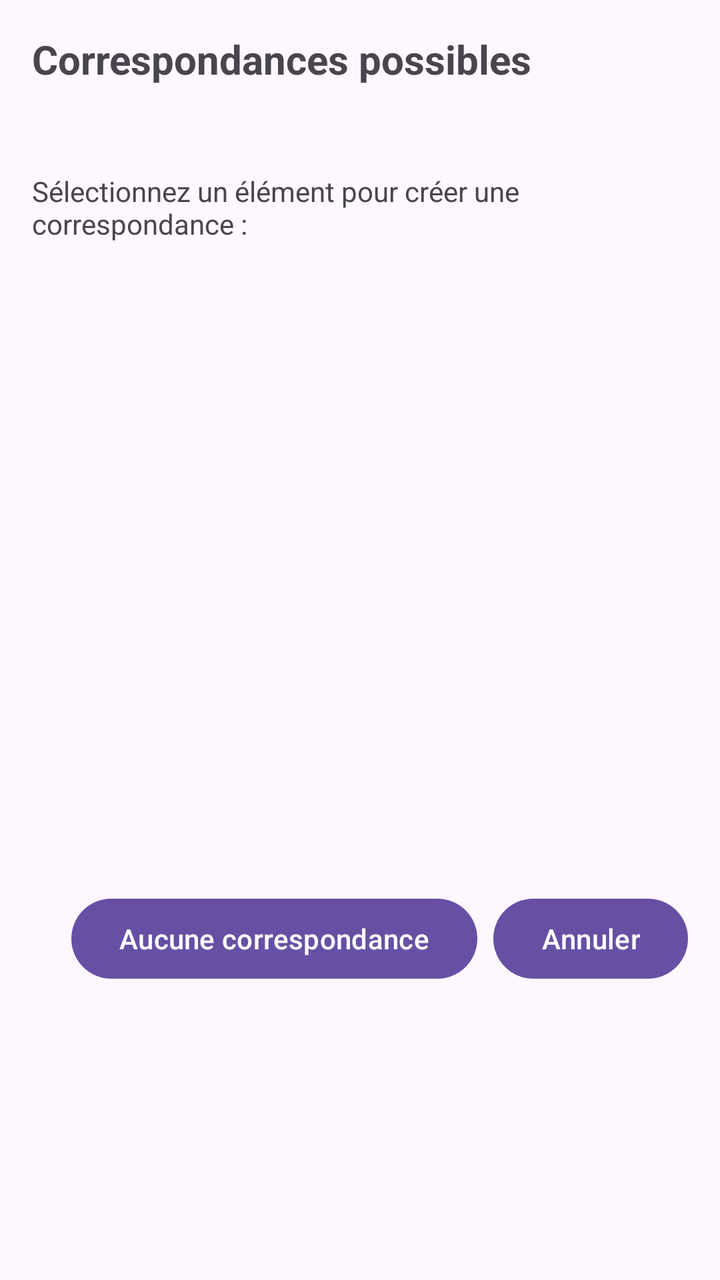
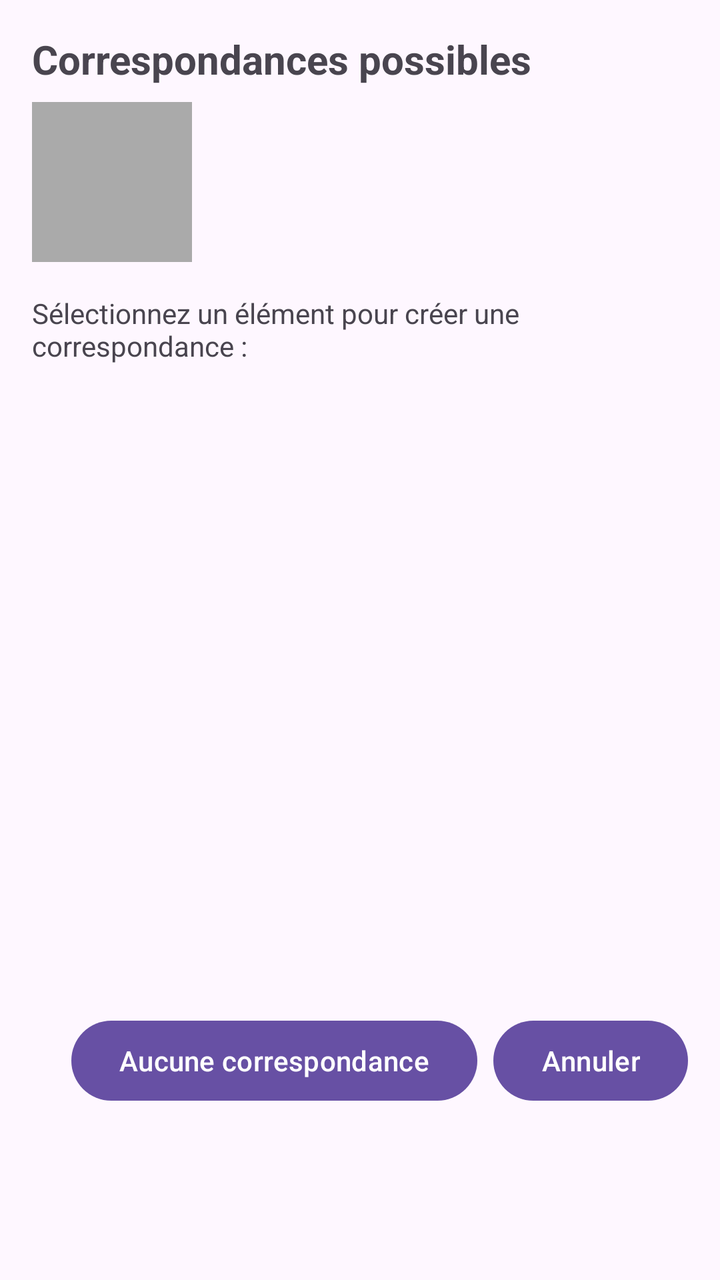

Before-and-after screenshots of an Android layout around one commit, followed by the original layout XML and the change that was made.
<!-- AndroidManifest.xml: application theme Theme.TPG12L3INF2526 -->
<!-- res/layout/dialog_matching_list.xml -->
<?xml version="1.0" encoding="utf-8"?>
<LinearLayout xmlns:android="http://schemas.android.com/apk/res/android"
    android:layout_width="match_parent"
    android:layout_height="wrap_content"
    android:orientation="vertical"
    android:padding="16dp">

    <TextView
        android:id="@+id/tvMatchingTitle"
        android:layout_width="match_parent"
        android:layout_height="wrap_content"
        android:text="Correspondances possibles"
        android:textSize="20sp"
        android:textStyle="bold"
        android:paddingBottom="8dp" />

    <TextView
        android:id="@+id/tvMatchingInfo"
        android:layout_width="match_parent"
        android:layout_height="wrap_content"
        android:paddingBottom="16dp"
        android:textSize="14sp" />

    <TextView
        android:layout_width="match_parent"
        android:layout_height="wrap_content"
        android:text="Sélectionnez un élément pour créer une correspondance :"
        android:textSize="14sp"
        android:paddingBottom="8dp" />

    <androidx.recyclerview.widget.RecyclerView
        android:id="@+id/rvMatchingItems"
        android:layout_width="match_parent"
        android:layout_height="300dp"
        android:scrollbars="vertical" />

    <LinearLayout
        android:layout_width="match_parent"
        android:layout_height="wrap_content"
        android:orientation="horizontal"
        android:gravity="end"
        android:paddingTop="16dp">

        <Button
            android:id="@+id/btnNoMatch"
            android:layout_width="wrap_content"
            android:layout_height="wrap_content"
            android:text="Aucune correspondance"
            android:layout_marginEnd="8dp" />

        <Button
            android:id="@+id/btnCancel"
            android:layout_width="wrap_content"
            android:layout_height="wrap_content"
            android:text="Annuler" />
    </LinearLayout>

</LinearLayout>
<!-- resources referenced by this layout -->
<resources>
  <style name="Theme.TPG12L3INF2526" parent="Base.Theme.TPG12L3INF2526" />
  <style name="Base.Theme.TPG12L3INF2526" parent="Theme.Material3.DayNight.NoActionBar">
          
          
      </style>
</resources>

<!-- the commit's change to res/layout/dialog_matching_list.xml (unified diff, before → after) -->
@@ -14,12 +14,30 @@
         android:textStyle="bold"
         android:paddingBottom="8dp" />
 
-    <TextView
-        android:id="@+id/tvMatchingInfo"
+    
+    <LinearLayout
         android:layout_width="match_parent"
         android:layout_height="wrap_content"
-        android:paddingBottom="16dp"
-        android:textSize="14sp" />
+        android:orientation="horizontal"
+        android:paddingBottom="16dp">
+
+        <ImageView
+            android:id="@+id/ivMainItemImage"
+            android:layout_width="80dp"
+            android:layout_height="80dp"
+            android:scaleType="centerCrop"
+            android:layout_marginEnd="12dp"
+            android:background="@android:color/darker_gray"
+            android:contentDescription="Image de l'élément" />
+
+        <TextView
+            android:id="@+id/tvMatchingInfo"
+            android:layout_width="0dp"
+            android:layout_height="wrap_content"
+            android:layout_weight="1"
+            android:layout_gravity="center_vertical"
+            android:textSize="14sp" />
+    </LinearLayout>
 
     <TextView
         android:layout_width="match_parent"
